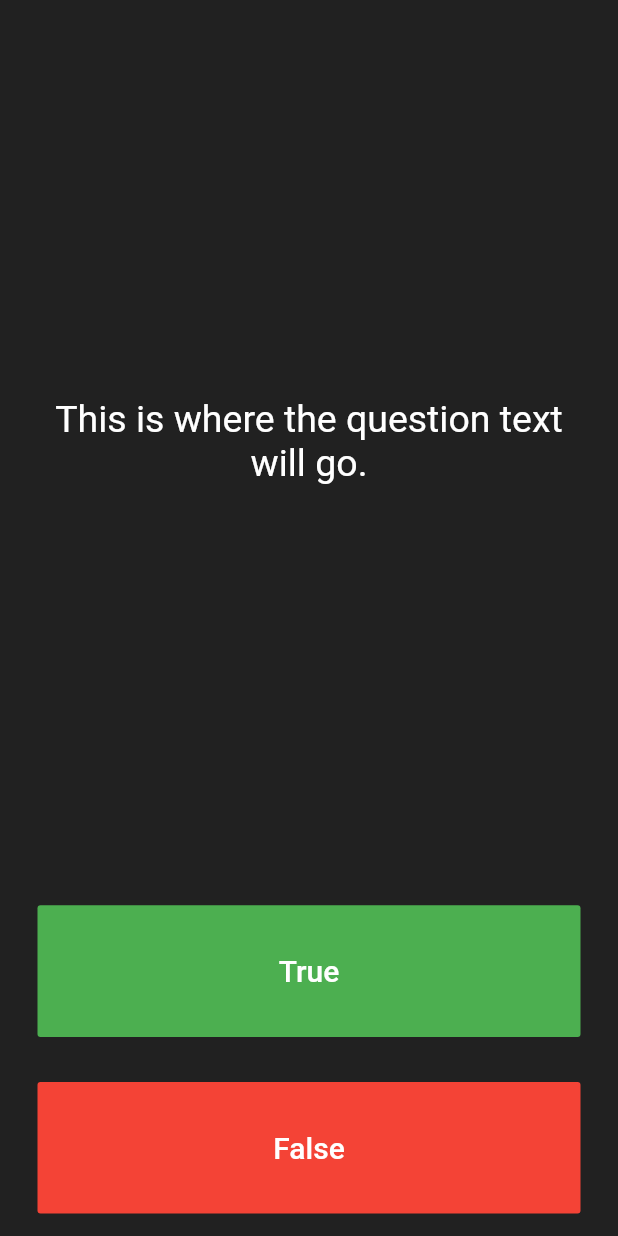
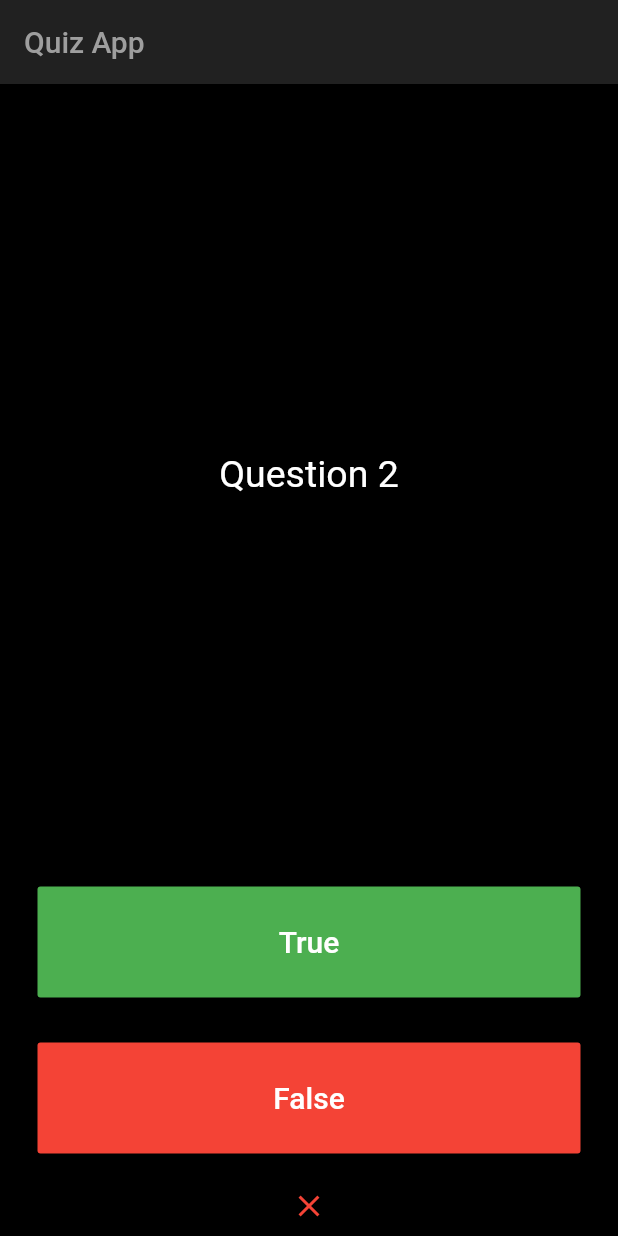
Before and after one commit to rosh6699/QuizApp_Flutter, a Flutter app: the screen it shows after launch, after a tap on "True", on a phone screen of 412 x 824 dp. Run offline on Flutter 3.47's test engine with Material 2 defaults, Android fonts, the phone set to English and light mode, and no system bars; our stand-ins replace rflutter_alert.

Commit message:
Added Score

```diff
--- a/lib/main.dart
+++ b/lib/main.dart
@@ -1,13 +1,21 @@
 import 'package:flutter/material.dart';
+import 'quizbrain.dart';
+import 'package:rflutter_alert/rflutter_alert.dart';
 
+QuizBrain quizBrain = QuizBrain();
 void main() => runApp(Quizzler());
 
 class Quizzler extends StatelessWidget {
   @override
   Widget build(BuildContext context) {
     return MaterialApp(
+      debugShowCheckedModeBanner: false,
       home: Scaffold(
-        backgroundColor: Colors.grey.shade900,
+        appBar: AppBar(
+          title: Text('Quiz App',style: TextStyle(color: Colors.grey),),
+          backgroundColor: Colors.grey.shade900,
+        ),
+        backgroundColor: Colors.black,
         body: SafeArea(
           child: Padding(
             padding: EdgeInsets.symmetric(horizontal: 10.0),
@@ -25,6 +33,55 @@ class QuizPage extends StatefulWidget {
 }
 
 class _QuizPageState extends State<QuizPage> {
+  List<Widget> scoreKeeper = [];
+  void checkAnswer(bool userPickedAnswer) {
+    bool correctAnswer = quizBrain.getQuestionAnswer();
+
+    setState(() {
+      if (quizBrain.isFinished() != true) {
+        if (correctAnswer == userPickedAnswer) {
+          quizBrain.incrementScore();
+          print("User got it right");
+          scoreKeeper.add(Icon(Icons.check, color: Colors.green));
+        } else {
+          print("User got it wrong");
+          scoreKeeper.add(Icon(Icons.close, color: Colors.red));
+        }
+
+        quizBrain.nextQuestion();
+      } else {
+        if (correctAnswer == userPickedAnswer) {
+          quizBrain.incrementScore();
+          print("User got it right");
+          scoreKeeper.add(Icon(Icons.check, color: Colors.green));
+        } else {
+          print("User got it wrong");
+          scoreKeeper.add(Icon(Icons.close, color: Colors.red));
+        }
+
+        var score = (quizBrain.getScore());
+        Alert(
+            context: context,
+            title: "Quiz Over",
+            desc: "Your Score",
+            content: Text('$score'),
+            buttons: [
+              DialogButton(
+                onPressed: () => Navigator.pop(context),
+                child: Text(
+                  "Retake Quiz",
+                  style: TextStyle(color: Colors.white, fontSize: 20),
+                ),
+              )
+            ]).show();
+
+        quizBrain.reset();
+
+        scoreKeeper = [];
+      }
+    });
+  }
+
   @override
   Widget build(BuildContext context) {
     return Column(
@@ -37,7 +94,7 @@ class _QuizPageState extends State<QuizPage> {
             padding: EdgeInsets.all(10.0),
             child: Center(
               child: Text(
-                'This is where the question text will go.',
+                quizBrain.getQuestionText(),
                 textAlign: TextAlign.center,
                 style: TextStyle(
                   fontSize: 25.0,
@@ -61,6 +118,7 @@ class _QuizPageState extends State<QuizPage> {
                 ),
               ),
               onPressed: () {
+                checkAnswer(true);
                 //The user picked true.
               },
             ),
@@ -80,11 +138,19 @@ class _QuizPageState extends State<QuizPage> {
               ),
               onPressed: () {
                 //The user picked false.
+                checkAnswer(false);
               },
             ),
           ),
         ),
-        //TODO: Add a Row here as your score keeper
+        Container(
+          height: 40,
+          padding: EdgeInsets.symmetric(horizontal: 15.0),
+          child: Row(
+            mainAxisAlignment: MainAxisAlignment.center,
+            children: scoreKeeper,
+          ),
+        )
       ],
     );
   }
--- /dev/null
+++ b/lib/questions.dart
@@ -0,0 +1,5 @@
+class Question {
+  String questionText;
+  bool questionAnswer;
+  Question({this.questionText,this.questionAnswer}) ;
+}
--- /dev/null
+++ b/lib/quizbrain.dart
@@ -0,0 +1,54 @@
+import 'questions.dart';
+
+class QuizBrain {
+  int _questionNumber = 0;
+  int _score = 0;
+
+  List<Question> _questionBank = [
+    Question(questionText: "Question 1", questionAnswer: false),
+    Question(questionText: "Question 2", questionAnswer: true),
+    Question(questionText: "Question 3", questionAnswer: false),
+    Question(questionText: "Question 4", questionAnswer: true),
+    Question(questionText: "Question 5", questionAnswer: false),
+    Question(questionText: "Question 6", questionAnswer: true),
+    Question(questionText: "Question 7", questionAnswer: false),
+    Question(questionText: "Question 8", questionAnswer: true),
+    Question(questionText: "Question 9", questionAnswer: false),
+    Question(questionText: "Question 10", questionAnswer: true),
+  ];
+
+  String getQuestionText() {
+    return _questionBank[_questionNumber].questionText;
+  }
+
+  bool getQuestionAnswer() {
+    return _questionBank[_questionNumber].questionAnswer;
+  }
+
+  void nextQuestion() {
+
+      _questionNumber++;
+
+  }
+
+  bool isFinished() {
+    if (_questionNumber == _questionBank.length -1) {
+      return true;
+    } else {
+      return false;
+    }
+  }
+
+  int getScore() {
+    return _score;
+  }
+
+  void incrementScore() {
+    _score++;
+  }
+
+  void reset() {
+    _questionNumber = 0;
+    _score = 0;
+  }
+}
--- a/pubspec.yaml
+++ b/pubspec.yaml
@@ -19,6 +19,7 @@ environment:
 dependencies:
   flutter:
     sdk: flutter
+  rflutter_alert: ^1.0.3
 
   # The following adds the Cupertino Icons font to your application.
   # Use with the CupertinoIcons class for iOS style icons.
```
Also changed, not shown: pubspec.lock, 1 other file.
